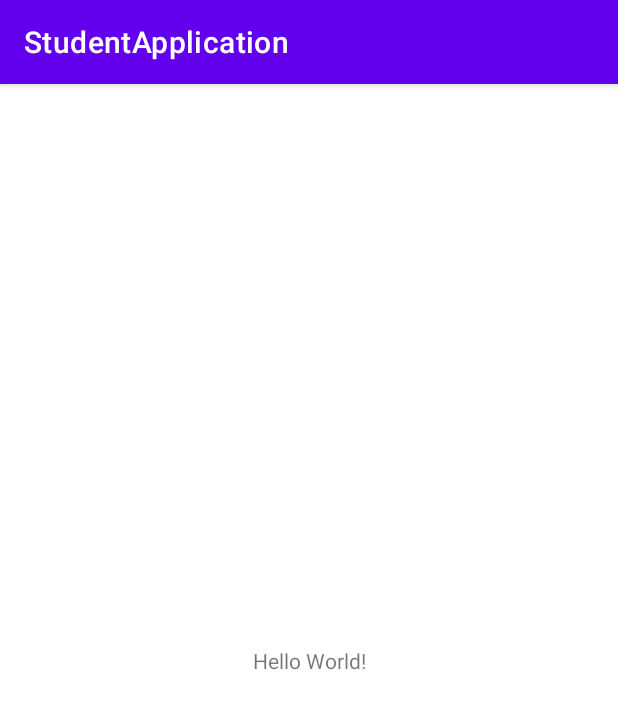
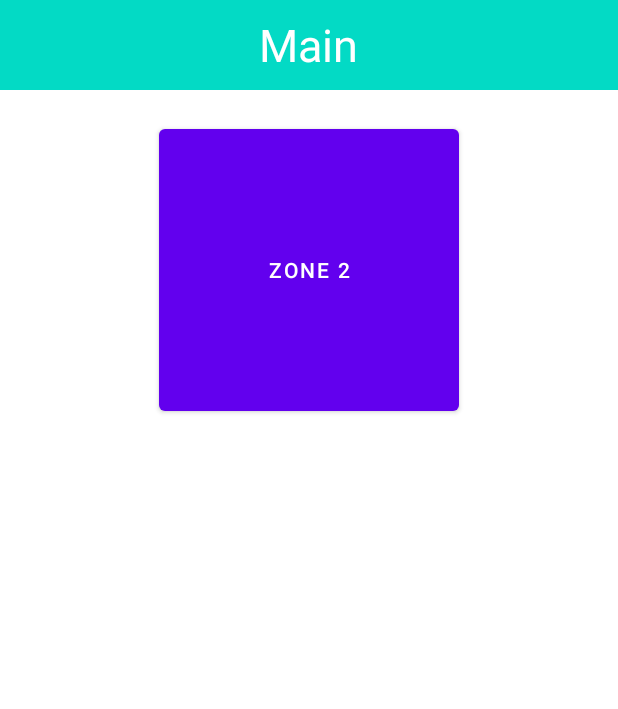
Before and after one commit to laetitiaphimmasane/AppliB3, an Android app: the screen it shows after launch (MainActivity), on a phone screen of 412 x 824 dp. Shown: the top 709 px of the screen. Run offline under Robolectric (Android 15) with nearby library versions, the phone set to English and light mode, and no system bars; 1 statement that could not run was skipped.

Commit message:
first commit by rodica

```diff
--- a/app/build.gradle
+++ b/app/build.gradle
@@ -37,6 +37,7 @@ dependencies {
     implementation 'androidx.appcompat:appcompat:1.4.0'
     implementation 'com.google.android.material:material:1.4.0'
     implementation 'androidx.constraintlayout:constraintlayout:2.1.2'
+    implementation("com.squareup.okhttp3:okhttp:4.9.0")
     testImplementation 'junit:junit:4.+'
     androidTestImplementation 'androidx.test.ext:junit:1.1.3'
     androidTestImplementation 'androidx.test.espresso:espresso-core:3.4.0'
--- a/app/src/main/AndroidManifest.xml
+++ b/app/src/main/AndroidManifest.xml
@@ -8,7 +8,11 @@
         android:label="@string/app_name"
         android:roundIcon="@mipmap/ic_launcher_round"
         android:supportsRtl="true"
+        android:usesCleartextTraffic="true"
         android:theme="@style/Theme.StudentApplication">
+        <activity
+            android:name=".BaseActivity"
+            android:exported="false" />
         <activity
             android:name=".MainActivity"
             android:exported="true">
--- /dev/null
+++ b/app/src/main/java/fr/epsi/studentapplication/BaseActivity.kt
@@ -0,0 +1,58 @@
+package fr.epsi.studentapplication
+
+import android.os.Bundle
+import android.util.Log
+import android.view.View
+import android.widget.Button
+import android.widget.ImageView
+import android.widget.TextView
+import androidx.appcompat.app.AppCompatActivity
+
+open class BaseActivity : AppCompatActivity() {
+
+    fun showBack(){
+        val imageViewBack = findViewById<ImageView>(R.id.imageViewBack)
+        imageViewBack.visibility= View.VISIBLE
+        imageViewBack.setOnClickListener(View.OnClickListener {
+            onBackPressed()
+        })
+    }
+
+    fun setHeaderTitle(text:String){
+        val textViewTitle = findViewById<TextView>(R.id.textViewTitle)
+        textViewTitle.text=text
+    }
+
+    override fun onCreate(savedInstanceState: Bundle?) {
+        super.onCreate(savedInstanceState)
+        Log.d("Epsi","############ onCreate ###########"+ javaClass.simpleName)
+    }
+
+
+    override fun onStart() {
+        super.onStart()
+        Log.d("Epsi","############ onStart ###########"+ javaClass.simpleName)
+    }
+
+    override fun onResume() {
+        super.onResume()
+        Log.d("Epsi","############ onResume ###########"+ javaClass.simpleName)
+    }
+
+    override fun onPause() {
+        super.onPause()
+        Log.d("Epsi","############ onPause ###########"+ javaClass.simpleName)
+    }
+
+
+    override fun onStop() {
+        super.onStop()
+        Log.d("Epsi","############ onStop ###########"+ javaClass.simpleName)
+    }
+
+    override fun onDestroy() {
+        super.onDestroy()
+
+        Log.d("Epsi","############ onDestroy ###########"+ javaClass.simpleName)
+    }
+}
--- a/app/src/main/java/fr/epsi/studentapplication/MainActivity.kt
+++ b/app/src/main/java/fr/epsi/studentapplication/MainActivity.kt
@@ -1,11 +1,22 @@
 package fr.epsi.studentapplication
 
-import androidx.appcompat.app.AppCompatActivity
+import android.content.Intent
 import android.os.Bundle
+import android.view.View
+import android.widget.Button
 
-class MainActivity : AppCompatActivity() {
+class MainActivity : BaseActivity() {
     override fun onCreate(savedInstanceState: Bundle?) {
         super.onCreate(savedInstanceState)
         setContentView(R.layout.activity_main)
+        val buttonZone2 = findViewById<Button>(R.id.button_zone2)
+
+        buttonZone2.setOnClickListener(View.OnClickListener {
+            val newIntent = Intent(application,RayonsListActivity::class.java)
+            startActivity(newIntent)
+        })
+
+        setHeaderTitle("Main")
+        (application as AppEpsi)
     }
 }
--- /dev/null
+++ b/app/src/main/java/fr/epsi/studentapplication/Rayon.kt
@@ -0,0 +1,4 @@
+package fr.epsi.studentapplication
+
+class Rayon(val category_id:String, val title:String, val products_url:String) {
+}
--- a/app/src/main/res/layout/activity_main.xml
+++ b/app/src/main/res/layout/activity_main.xml
@@ -1,18 +1,33 @@
 <?xml version="1.0" encoding="utf-8"?>
-<androidx.constraintlayout.widget.ConstraintLayout xmlns:android="http://schemas.android.com/apk/res/android"
+<LinearLayout xmlns:android="http://schemas.android.com/apk/res/android"
     xmlns:app="http://schemas.android.com/apk/res-auto"
     xmlns:tools="http://schemas.android.com/tools"
     android:layout_width="match_parent"
     android:layout_height="match_parent"
-    tools:context=".MainActivity">
+    tools:context=".MainActivity"
+    android:orientation="vertical">
 
-    <TextView
-        android:layout_width="wrap_content"
-        android:layout_height="wrap_content"
-        android:text="Hello World!"
-        app:layout_constraintBottom_toBottomOf="parent"
-        app:layout_constraintLeft_toLeftOf="parent"
-        app:layout_constraintRight_toRightOf="parent"
-        app:layout_constraintTop_toTopOf="parent" />
+    <include
+        layout="@layout/layout_header"
+        android:layout_width="match_parent"
+        android:layout_height="wrap_content" />
 
-</androidx.constraintlayout.widget.ConstraintLayout>
+    <ScrollView
+        android:layout_width="match_parent"
+        android:layout_height="match_parent">
+
+        <LinearLayout
+            android:layout_width="match_parent"
+            android:layout_height="wrap_content"
+            android:orientation="vertical" >
+            <Button
+                android:id="@+id/button_zone2"
+                android:layout_marginTop="20dp"
+                android:layout_width="200dp"
+                android:layout_height="200dp"
+                android:layout_gravity="center_horizontal"
+                android:text="@string/txt_zone2" />
+        </LinearLayout>
+    </ScrollView>
+
+</LinearLayout>
--- /dev/null
+++ b/app/src/main/res/layout/layout_header.xml
@@ -0,0 +1,29 @@
+<?xml version="1.0" encoding="utf-8"?>
+<LinearLayout
+    xmlns:android="http://schemas.android.com/apk/res/android"
+    android:layout_width="match_parent"
+    android:layout_height="match_parent">
+    <RelativeLayout
+        android:background="@color/teal_200"
+        android:layout_width="match_parent"
+        android:layout_height="60dp">
+
+        <TextView
+            android:textSize="30dp"
+            android:textColor="@color/white"
+            android:layout_centerInParent="true"
+            android:id="@+id/textViewTitle"
+            android:layout_width="wrap_content"
+            android:layout_height="wrap_content"
+            android:text="TextView" />
+
+        <ImageView
+            android:layout_centerVertical="true"
+            android:id="@+id/imageViewBack"
+            android:layout_width="50dp"
+            android:layout_height="50dp"
+            android:src="@drawable/icon_back"
+            android:visibility="gone" />
+
+    </RelativeLayout>
+</LinearLayout>
--- a/app/src/main/res/values-night/themes.xml
+++ /dev/null
@@ -1,16 +0,0 @@
-<resources xmlns:tools="http://schemas.android.com/tools">
-    <!-- Base application theme. -->
-    <style name="Theme.StudentApplication" parent="Theme.MaterialComponents.DayNight.DarkActionBar">
-        <!-- Primary brand color. -->
-        <item name="colorPrimary">@color/purple_200</item>
-        <item name="colorPrimaryVariant">@color/purple_700</item>
-        <item name="colorOnPrimary">@color/black</item>
-        <!-- Secondary brand color. -->
-        <item name="colorSecondary">@color/teal_200</item>
-        <item name="colorSecondaryVariant">@color/teal_200</item>
-        <item name="colorOnSecondary">@color/black</item>
-        <!-- Status bar color. -->
-        <item name="android:statusBarColor" tools:targetApi="l">?attr/colorPrimaryVariant</item>
-        <!-- Customize your theme here. -->
-    </style>
-</resources>
```
Also changed, not shown: app/src/main/java/fr/epsi/studentapplication/AppEpsi.kt (added, +11 -0 lines), app/src/main/java/fr/epsi/studentapplication/RayonAdapter.kt (added, +42 -0 lines), app/src/main/java/fr/epsi/studentapplication/RayonsListActivity.kt (added, +63 -0 lines), app/src/main/res/layout/activity_rayons_list.xml (added, +41 -0 lines), app/src/main/res/layout/activity_splash.xml (added, +15 -0 lines), app/src/main/res/layout/cell_rayon.xml (added, +11 -0 lines), app/src/main/res/values/strings.xml (+7 -1 lines), app/src/main/res/values/themes.xml (+11 -1 lines), app/src/main/res/drawable/epsi_logo.jpeg (added), app/src/main/res/drawable/icon_back.png (added).
